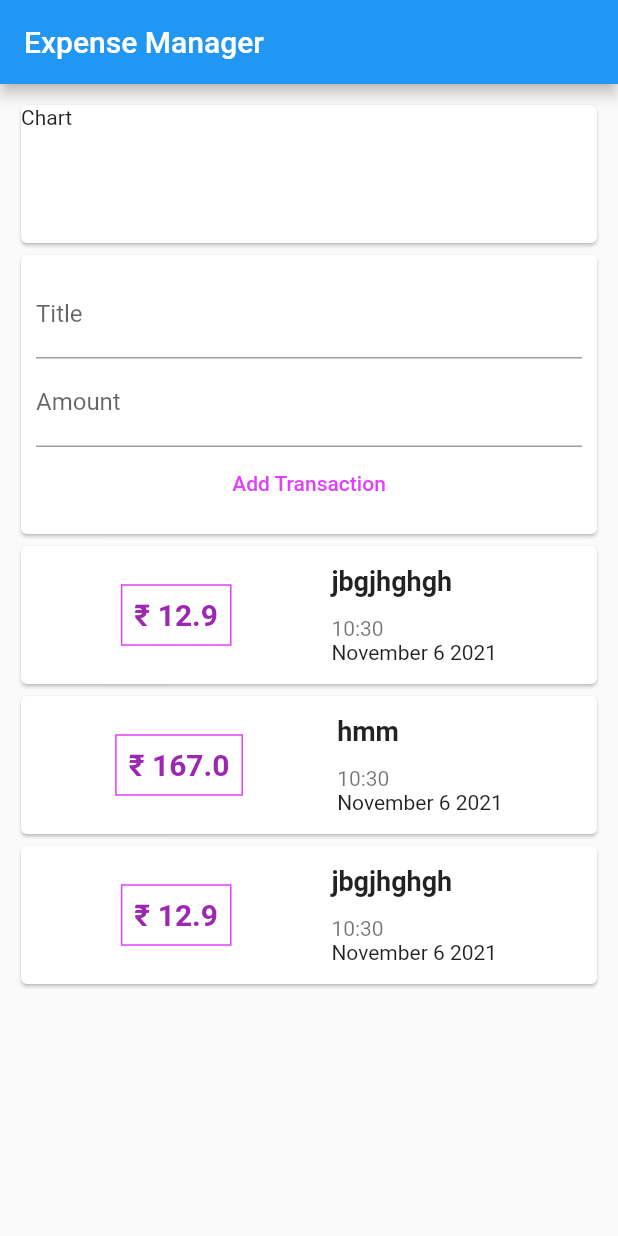
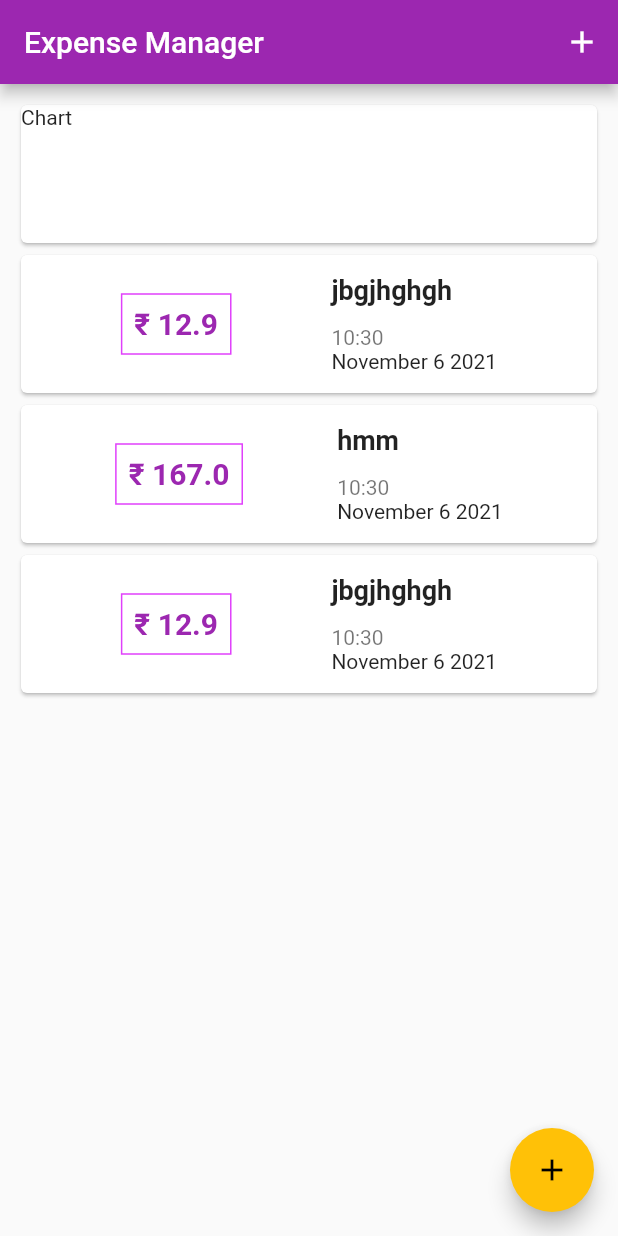
Before and after one commit to astar400/Expense-manager, a Flutter app: the screen it shows after launch, on a phone screen of 412 x 824 dp. Run offline on Flutter 3.47's test engine with Material 2 defaults, Android fonts, the light colour scheme and no system bars.

Commit message:
modalsheet added,theme added

```diff
--- a/lib/main.dart
+++ b/lib/main.dart
@@ -1,8 +1,10 @@
 
-import 'package:expenses_manager/stateholder.dart';
+
 import 'package:flutter/cupertino.dart';
 import 'package:flutter/material.dart';
 
+import 'Models.dart';
+import 'Tile.dart';
 import 'add.dart';
 
 void main() {
@@ -15,20 +17,65 @@ class MyApp extends StatelessWidget {
   Widget build(BuildContext context) {
     return MaterialApp(
       title: 'Expense Manager',
+      theme: ThemeData(
+        primarySwatch: Colors.purple,
+        accentColor:Colors.amber ,
+
+      ),
+      darkTheme: ThemeData(
+        primarySwatch: Colors.yellow,
+        backgroundColor: Colors.black,
+        accentColor: Colors.purple,
+
+
+      ),
 
       home: MyHomePage(),
     );
   }
 }
 
-class MyHomePage extends StatelessWidget {
+class MyHomePage extends StatefulWidget {
 
   MyHomePage({Key? key}) : super(key: key);
 
   @override
+  _MyHomePageState createState() => _MyHomePageState();
+}
+
+class _MyHomePageState extends State<MyHomePage> {
+  List<Transaction> transactions=[
+    Transaction(uid:"1",date: DateTime.now(),transaction:12.9,title: "jbgjhghgh"),
+    Transaction(uid:"2",date: DateTime.now(),transaction:167.0,title: "hmm"),
+    Transaction(uid:"1",date: DateTime.now(),transaction:12.9,title: "jbgjhghgh"),
+    Transaction(uid:"2",date: DateTime.now(),transaction:167.0,title: "hmm"),
+    Transaction(uid:"1",date: DateTime.now(),transaction:12.9,title: "jbgjhghgh"),
+    Transaction(uid:"2",date: DateTime.now(),transaction:167.0,title: "hmm"),
+  ];
+
+  void _addNewTransaction(String title,double amount){
+    final newtx=Transaction(uid: DateTime.now().toString(), date: DateTime.now(), transaction:amount,title: title);
+    setState(() {
+      transactions.add(newtx);
+    });
+  }
+
+  void startTransaction(BuildContext ctx){
+    showModalBottomSheet(context: ctx, builder:(ctx){ return TransactionInput(addtransaction: _addNewTransaction); });
+  }
+
+  @override
   Widget build(BuildContext context) {
     return Scaffold(
-      appBar: AppBar(title: Text("Expense Manager"),),
+      appBar: AppBar(title: Text("Expense Manager"),
+
+      actions: [
+        IconButton(onPressed: (){
+          startTransaction(context);
+        }, icon: Icon(Icons.add))
+      ],),
+
+      floatingActionButton:FloatingActionButton(onPressed: (){startTransaction(context);}, child:  Icon(Icons.add)) ,
       body: Padding(
         padding: const EdgeInsets.all(10.0),
         child: SingleChildScrollView(
@@ -42,7 +89,7 @@ class MyHomePage extends StatelessWidget {
                   child:Text("Chart"),
                 ),
               ),
-               Holder(),
+              TransactionList(transactions: transactions),
                // Container(
                //   height: 200,
                //   child: ListView.builder(
```
Also changed, not shown: lib/add.dart (+32 -4 lines), pubspec.yaml (+11 -6 lines), fonts/OpenSans-Bold.ttf (added), fonts/OpenSans-Regular.ttf (added), fonts/Quicksand-Bold.ttf (added), fonts/Quicksand-Light.ttf (added), fonts/Quicksand-Medium.ttf (added), fonts/Quicksand-Regular.ttf (added).
